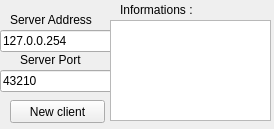
Above: 09-CodageDetecterLecteurs/SimpleClientTCP/mainwindow.ui from BriceJamin/BriceJamin-ProjetSuPer before the change. Below: the same form after it.
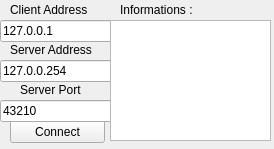
That is the form after the change.

Commit message:
Creation du projet SimpleClientTCP
Doit permettre le changement de l'adresse
d'un client pour pouvoir effectuer des tests :
- sur la detection des lecteurs
- sur les threads

What changed in the file:
```diff
--- a/09-CodageDetecterLecteurs/SimpleClientTCP/mainwindow.ui
+++ b/09-CodageDetecterLecteurs/SimpleClientTCP/mainwindow.ui
@@ -7,7 +7,7 @@
     <x>0</x>
     <y>0</y>
     <width>274</width>
-    <height>129</height>
+    <height>149</height>
    </rect>
   </property>
   <property name="windowTitle">
@@ -18,20 +18,20 @@
     <property name="geometry">
      <rect>
       <x>10</x>
-      <y>100</y>
+      <y>120</y>
       <width>95</width>
       <height>23</height>
      </rect>
     </property>
     <property name="text">
-     <string>New client</string>
+     <string>Connect</string>
     </property>
    </widget>
    <widget class="QLineEdit" name="serverAddressLineEdit">
     <property name="geometry">
      <rect>
       <x>0</x>
-      <y>30</y>
+      <y>60</y>
       <width>113</width>
       <height>22</height>
      </rect>
@@ -44,7 +44,7 @@
     <property name="geometry">
      <rect>
       <x>0</x>
-      <y>70</y>
+      <y>100</y>
       <width>113</width>
       <height>22</height>
      </rect>
@@ -57,7 +57,7 @@
     <property name="geometry">
      <rect>
       <x>10</x>
-      <y>10</y>
+      <y>40</y>
       <width>91</width>
       <height>20</height>
      </rect>
@@ -70,7 +70,7 @@
     <property name="geometry">
      <rect>
       <x>20</x>
-      <y>50</y>
+      <y>80</y>
       <width>71</width>
       <height>20</height>
      </rect>
@@ -79,13 +79,39 @@
      <string>Server Port</string>
     </property>
    </widget>
+   <widget class="QLabel" name="label_4">
+    <property name="geometry">
+     <rect>
+      <x>10</x>
+      <y>0</y>
+      <width>91</width>
+      <height>20</height>
+     </rect>
+    </property>
+    <property name="text">
+     <string>Client Address</string>
+    </property>
+   </widget>
+   <widget class="QLineEdit" name="clientAddressLineEdit">
+    <property name="geometry">
+     <rect>
+      <x>0</x>
+      <y>20</y>
+      <width>113</width>
+      <height>22</height>
+     </rect>
+    </property>
+    <property name="text">
+     <string>127.0.0.1</string>
+    </property>
+   </widget>
    <widget class="QPlainTextEdit" name="plainTextEdit">
     <property name="geometry">
      <rect>
       <x>110</x>
       <y>20</y>
       <width>161</width>
-      <height>101</height>
+      <height>121</height>
      </rect>
     </property>
    </widget>
```
The commit also changes 3 other files.
